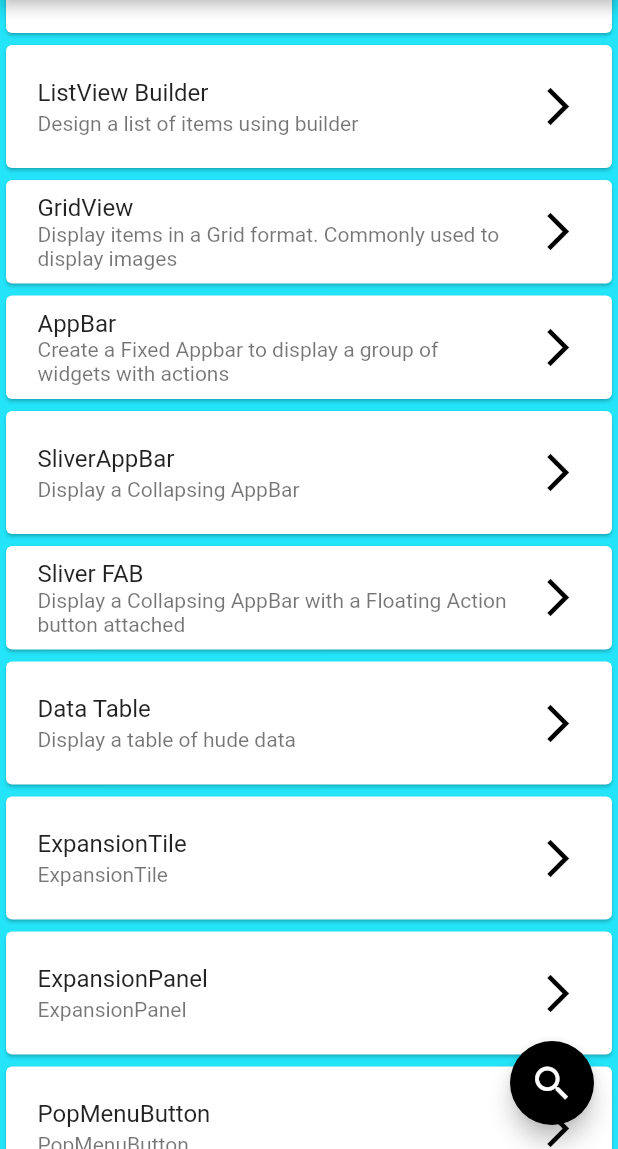
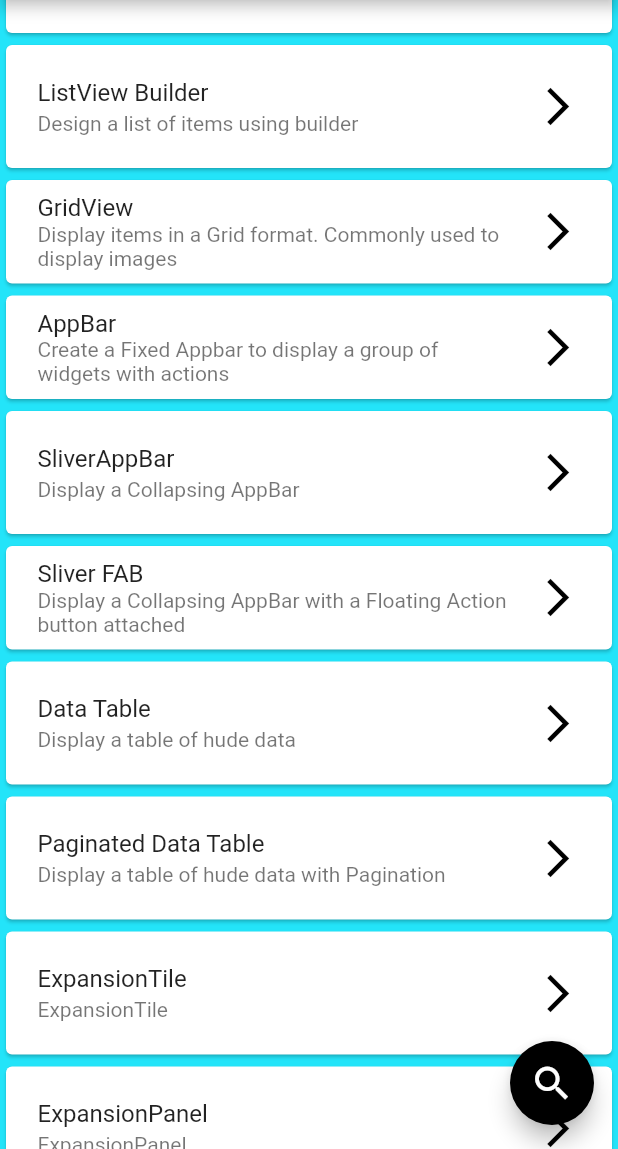
Before and after one commit to Sivaranjan89/FlutterGallery, a Flutter app: the screen it shows after launch, scrolled down 2304 dp, on a phone screen of 412 x 824 dp, the part 87-1236 px from its top. Run offline on Flutter 3.47's test engine with Material 2 defaults, Android fonts, the phone set to English and light mode, and no system bars; our stand-ins replace webview_flutter.

Commit message:
Added List Item

```diff
--- a/lib/home/home_page.dart
+++ b/lib/home/home_page.dart
@@ -147,6 +147,7 @@ class _HomePageState extends State<HomePage> {
     titles.add("SliverAppBar");
     titles.add("Sliver FAB");
     titles.add("Data Table");
+    titles.add("Paginated Data Table");
     titles.add('ExpansionTile');
     titles.add('ExpansionPanel');
     titles.add('PopMenuButton');
@@ -190,6 +191,7 @@ class _HomePageState extends State<HomePage> {
     sub_titles.add("Display a Collapsing AppBar");
     sub_titles.add("Display a Collapsing AppBar with a Floating Action button attached");
     sub_titles.add("Display a table of hude data");
+    sub_titles.add("Display a table of hude data with Pagination");
     sub_titles.add('ExpansionTile');
     sub_titles.add('ExpansionPanel');
     sub_titles.add('PopMenuButton');
@@ -301,5 +303,8 @@ class _HomePageState extends State<HomePage> {
     else if(sorted_titles.elementAt(pos) == 'Data Table') {
       Navigator.push(context, MaterialPageRoute(builder: (context) => PreviewDataTable()));
     }
+    else if(sorted_titles.elementAt(pos) == 'Paginated Data Table') {
+      Navigator.push(context, MaterialPageRoute(builder: (context) => PreviewDataTable()));
+    }
   }
 }
```
